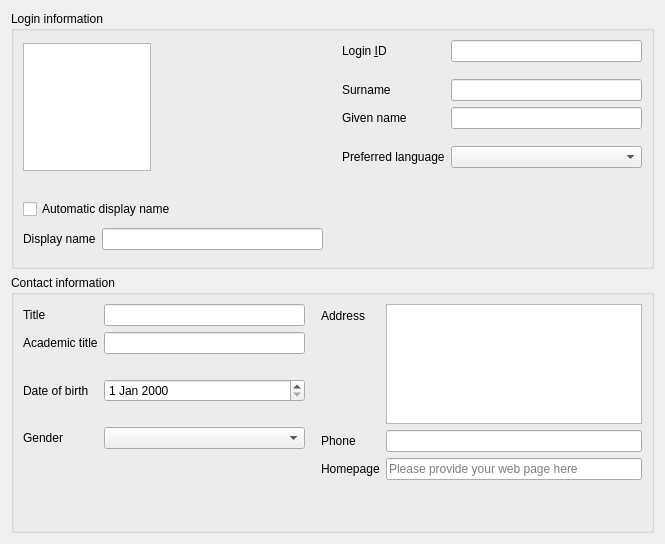
First picture: the form in agent/src/clacks/agent/data/templates/default/user.ui, repository gonicus/clacks, before the edit.
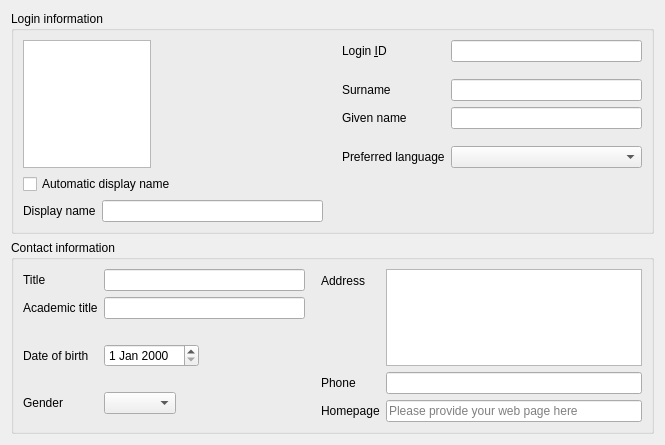
Second picture: the form after the edit. Icons and pictures are not drawn.

What changed in the file:
```diff
--- a/agent/src/clacks/agent/data/templates/default/user.ui
+++ b/agent/src/clacks/agent/data/templates/default/user.ui
@@ -7,7 +7,7 @@
     <x>0</x>
     <y>0</y>
     <width>665</width>
-    <height>544</height>
+    <height>445</height>
    </rect>
   </property>
   <property name="windowTitle">
@@ -23,10 +23,12 @@
      <property name="title">
       <string>Login information</string>
      </property>
-     <layout class="QHBoxLayout" name="horizontalLayout_2">
+     <layout class="QHBoxLayout" name="horizontalLayout_3">
       <item>
        <layout class="QFormLayout" name="formLayout_4">
         <item row="0" column="0" colspan="2">
+         <layout class="QHBoxLayout" name="horizontalLayout_2">
+          <item>
          <widget class="QGraphicsView" name="jpegPhotoEdit">
           <property name="minimumSize">
            <size>
@@ -42,30 +44,29 @@
           </property>
          </widget>
         </item>
-        <item row="1" column="0">
-         <spacer name="verticalSpacer_4">
+          <item>
+           <spacer name="horizontalSpacer_3">
           <property name="orientation">
-           <enum>Qt::Vertical</enum>
-          </property>
-          <property name="sizeType">
-           <enum>QSizePolicy::Fixed</enum>
+             <enum>Qt::Horizontal</enum>
           </property>
           <property name="sizeHint" stdset="0">
            <size>
-            <width>10</width>
-            <height>10</height>
+              <width>40</width>
+              <height>20</height>
            </size>
           </property>
          </spacer>
         </item>
-        <item row="2" column="0" colspan="2">
+         </layout>
+        </item>
+        <item row="1" column="0" colspan="2">
          <widget class="QCheckBox" name="autoDisplayName">
           <property name="text">
            <string>Automatic display name</string>
           </property>
          </widget>
         </item>
-        <item row="3" column="0">
+        <item row="2" column="0">
          <widget class="QLabel" name="displayNameLabel">
           <property name="text">
            <string>Display name</string>
@@ -75,7 +76,7 @@
           </property>
          </widget>
         </item>
-        <item row="3" column="1">
+        <item row="2" column="1">
          <widget class="QLineEdit" name="displayNameEdit"/>
         </item>
        </layout>
@@ -213,6 +214,9 @@
        <layout class="QHBoxLayout" name="horizontalLayout">
         <item>
          <layout class="QFormLayout" name="formLayout_2">
+          <property name="fieldGrowthPolicy">
+           <enum>QFormLayout::ExpandingFieldsGrow</enum>
+          </property>
           <item row="2" column="0">
            <widget class="QLabel" name="personalTitleLabel">
             <property name="text">
@@ -297,19 +301,6 @@
           <item row="7" column="1">
            <widget class="QComboBox" name="genderEdit"/>
           </item>
-          <item row="8" column="1">
-           <spacer name="verticalSpacer_7">
-            <property name="orientation">
-             <enum>Qt::Vertical</enum>
-            </property>
-            <property name="sizeHint" stdset="0">
-             <size>
-              <width>20</width>
-              <height>40</height>
-             </size>
-            </property>
-           </spacer>
-          </item>
          </layout>
         </item>
         <item>
```
Lines whose indentation alone changed are shown as unchanged.
